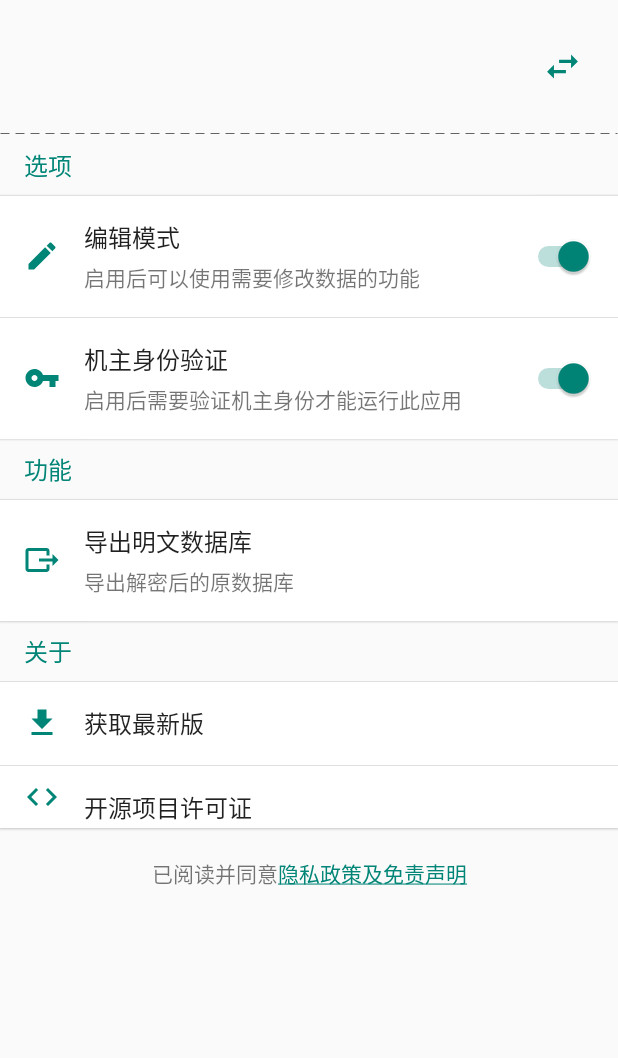
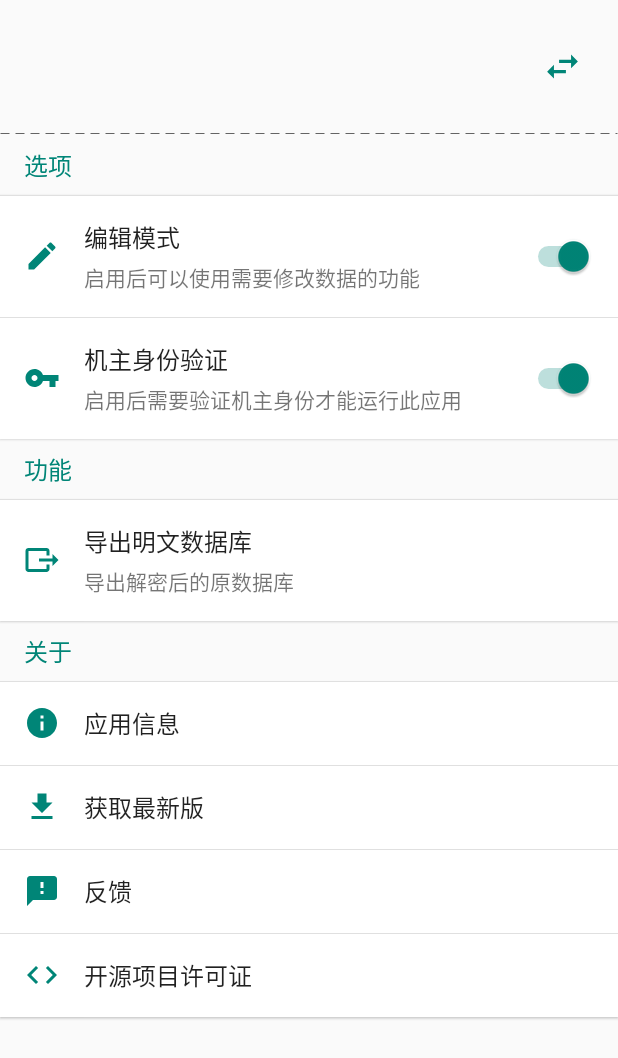
Before and after one commit to xjunz/WeRecord, an Android app: the fragment MineFragment shown on its own in the app's theme, on a phone screen of 412 x 824 dp. Shown: the top 1058 px of the screen. Run offline under Robolectric (Android 15) with nearby library versions, the phone set to English and light mode, and no system bars; our stand-ins replace CircleImageView, RxJava, data binding; libraries missing offline, so code that uses them is left out: com.github.promeg.pinyinhelper, net.sqlcipher, net.sqlcipher.database; 6 statements that could not run were skipped.

Commit message:
修复PageFragment#getCurrentConfig可能为null的bug 新增AboutDialog
Signed-off-by: xjunz <zxj19994@gmail.com>

```diff
--- a/app/src/main/java/xjunz/tool/werecord/impl/DatabaseModifier.java
+++ b/app/src/main/java/xjunz/tool/werecord/impl/DatabaseModifier.java
@@ -85,7 +85,7 @@ public class DatabaseModifier extends BaseObservable {
         setThereAnyPendingEdition(mPendingEditions.size() != 0);
     }
 
-    public void removeAllPendingEditions() {
+    public void discardAllPendingEditions() {
         mPendingEditions.clear();
         setThereAnyPendingEdition(false);
     }
@@ -111,7 +111,7 @@ public class DatabaseModifier extends BaseObservable {
             }
         }
         apply();
-        removeAllPendingEditions();
+        discardAllPendingEditions();
     }
 
     /**
--- a/app/src/main/java/xjunz/tool/werecord/ui/main/fragment/ChatFragment.java
+++ b/app/src/main/java/xjunz/tool/werecord/ui/main/fragment/ChatFragment.java
@@ -30,6 +30,7 @@ import java.util.List;
 import java.util.concurrent.atomic.AtomicBoolean;
 
 import io.reactivex.FlowableEmitter;
+import xjunz.tool.werecord.App;
 import xjunz.tool.werecord.R;
 import xjunz.tool.werecord.data.viewmodel.PageConfig;
 import xjunz.tool.werecord.data.viewmodel.SortBy;
@@ -83,10 +84,10 @@ public class ChatFragment extends ListPageFragment<Talker> {
     @Override
     public PageConfig getInitialConfig() {
         PageConfig config = new PageConfig();
-        config.caption = getString(R.string.chat);
+        config.caption = App.getStringOf(R.string.chat);
         config.isChat.set(true);
         config.sortBy.set(SortBy.TIMESTAMP);
-        List<String> captionList = Arrays.asList(getResources().getStringArray(R.array.type_talker));
+        List<String> captionList = Arrays.asList(App.getContext().getResources().getStringArray(R.array.type_talker));
         config.typeList.addAll(captionList);
         config.sortByList.addAll(SortBy.getCaptionList());
         config.setEventHandler(this);
--- a/app/src/main/java/xjunz/tool/werecord/ui/main/fragment/MineFragment.java
+++ b/app/src/main/java/xjunz/tool/werecord/ui/main/fragment/MineFragment.java
@@ -10,7 +10,6 @@ import android.content.DialogInterface;
 import android.content.Intent;
 import android.os.Bundle;
 import android.os.CountDownTimer;
-import android.text.method.LinkMovementMethod;
 import android.view.LayoutInflater;
 import android.view.View;
 import android.view.ViewGroup;
@@ -41,6 +40,7 @@ import xjunz.tool.werecord.impl.model.export.DatabaseExporter;
 import xjunz.tool.werecord.ui.base.ProgressDialog;
 import xjunz.tool.werecord.ui.customview.MasterToast;
 import xjunz.tool.werecord.ui.export.ExportShowcaseDialog;
+import xjunz.tool.werecord.ui.main.fragment.dialog.AboutDialog;
 import xjunz.tool.werecord.ui.main.fragment.dialog.SwitchAccountDialog;
 import xjunz.tool.werecord.util.ActivityUtils;
 import xjunz.tool.werecord.util.IoUtils;
@@ -72,14 +72,13 @@ public class MineFragment extends PageFragment {
         mBinding.setUser(Environment.getInstance().getCurrentUser());
         mBinding.setSettings(mSettings);
         mBinding.setHost(this);
-        mBinding.tvDc.setMovementMethod(LinkMovementMethod.getInstance());
     }
 
     @Override
     public PageConfig getInitialConfig() {
         PageConfig pageConfig = new PageConfig();
         pageConfig.filterEnabled = false;
-        pageConfig.caption = getString(R.string.mine);
+        pageConfig.caption = App.getStringOf(R.string.mine);
         return pageConfig;
     }
 
@@ -186,6 +185,15 @@ public class MineFragment extends PageFragment {
         ActivityUtils.viewUri(requireContext(), Constants.URL_APP_DOWNLOAD_PAGE);
     }
 
+    public void showAppInfo() {
+        new AboutDialog().show(requireFragmentManager(), "about");
+    }
+
+    public void gotoFeedback(View view) {
+        //todo:debug模式允许私人临时聊天
+        ActivityUtils.feedbackJoinQGroup(requireContext());
+    }
+
     @Override
     public void onActivityResult(int requestCode, int resultCode, @Nullable Intent data) {
         super.onActivityResult(requestCode, resultCode, data);
--- /dev/null
+++ b/app/src/main/res/drawable/ic_baseline_feedback_24.xml
@@ -0,0 +1,13 @@
+<!--
+  ~ Copyright (c) 2021 xjunz. 保留所有权利
+  -->
+<vector xmlns:android="http://schemas.android.com/apk/res/android"
+    android:width="24dp"
+    android:height="24dp"
+    android:viewportWidth="24"
+    android:viewportHeight="24"
+    android:tint="?attr/colorControlActivated">
+  <path
+      android:fillColor="@android:color/white"
+      android:pathData="M20,2L4,2c-1.1,0 -1.99,0.9 -1.99,2L2,22l4,-4h14c1.1,0 2,-0.9 2,-2L22,4c0,-1.1 -0.9,-2 -2,-2zM13,14h-2v-2h2v2zM13,10h-2L11,6h2v4z" />
+</vector>
--- a/app/src/main/res/layout/fragment_mine.xml
+++ b/app/src/main/res/layout/fragment_mine.xml
@@ -93,10 +93,11 @@
             <LinearLayout
                 android:id="@+id/option_container"
                 android:layout_width="match_parent"
-                android:layout_height="466dp"
+                android:layout_height="wrap_content"
                 android:clipToPadding="false"
                 android:orientation="vertical"
                 android:paddingBottom="@dimen/dp_4"
+                app:layout_constraintBottom_toBottomOf="parent"
                 app:layout_constraintEnd_toEndOf="parent"
                 app:layout_constraintStart_toStartOf="parent"
                 app:layout_constraintTop_toBottomOf="@+id/divider">
@@ -168,9 +169,25 @@
                     android:layout_height="wrap_content"
                     android:layout_marginTop="@dimen/spacing_unit"
                     android:elevation="@dimen/z_item"
+                    android:onClick="@{()->host.showAppInfo()}"
+                    app:optionIcon="@drawable/ic_baseline_info_24"
+                    app:optionTitle="@string/app_info" />
+
+                <xjunz.tool.werecord.ui.customview.OptionItemView
+                    android:layout_width="match_parent"
+                    android:layout_height="wrap_content"
+                    android:elevation="@dimen/z_item"
                     android:onClick="@{()->host.getLatestVersion()}"
                     app:optionIcon="@drawable/ic_baseline_get_app_24"
                     app:optionTitle="@string/get_latest_version" />
+
+                <xjunz.tool.werecord.ui.customview.OptionItemView
+                    android:layout_width="match_parent"
+                    android:layout_height="wrap_content"
+                    android:elevation="@dimen/z_item"
+                    android:onClick="@{v->host.gotoFeedback(v)}"
+                    app:optionIcon="@drawable/ic_baseline_feedback_24"
+                    app:optionTitle="@string/feedback" />
 
                 <xjunz.tool.werecord.ui.customview.OptionItemView
                     android:layout_width="match_parent"
@@ -181,18 +198,6 @@
                     app:optionShowTopDivider="true"
                     app:optionTitle="@string/open_source_licenses" />
             </LinearLayout>
-
-            <TextView
-                android:id="@+id/tv_dc"
-                android:layout_width="wrap_content"
-                android:layout_height="wrap_content"
-                android:layout_marginTop="16dp"
-                android:layout_marginBottom="16dp"
-                android:text="@string/read_and_approved_dc"
-                app:layout_constraintBottom_toBottomOf="parent"
-                app:layout_constraintEnd_toEndOf="parent"
-                app:layout_constraintStart_toStartOf="parent"
-                app:layout_constraintTop_toBottomOf="@+id/option_container" />
         </androidx.constraintlayout.widget.ConstraintLayout>
     </androidx.core.widget.NestedScrollView>
 </layout>
```
Also changed, not shown: app/src/main/java/xjunz/tool/werecord/ui/main/fragment/ContactFragment.java (+3 -5 lines), app/src/main/java/xjunz/tool/werecord/ui/main/fragment/PageFragment.java (+5 -9 lines), app/src/main/java/xjunz/tool/werecord/ui/main/fragment/dialog/AboutDialog.java (added, +71 -0 lines), app/src/main/java/xjunz/tool/werecord/ui/message/MessageActivity.java (+6 -15 lines), app/src/main/java/xjunz/tool/werecord/util/ActivityUtils.java (+4 -4 lines), app/src/main/res/layout/dialog_about.xml (added, +125 -0 lines), app/src/main/res/values/strings.xml (+6 -1 lines), app/src/main/res/drawable/ic_baseline_info_24.xml (renamed from app/src/main/res/drawable/ic_baseline_info_24dp.xml), app/src/main/res/mipmap-nodpi/art_no_item.webp.
